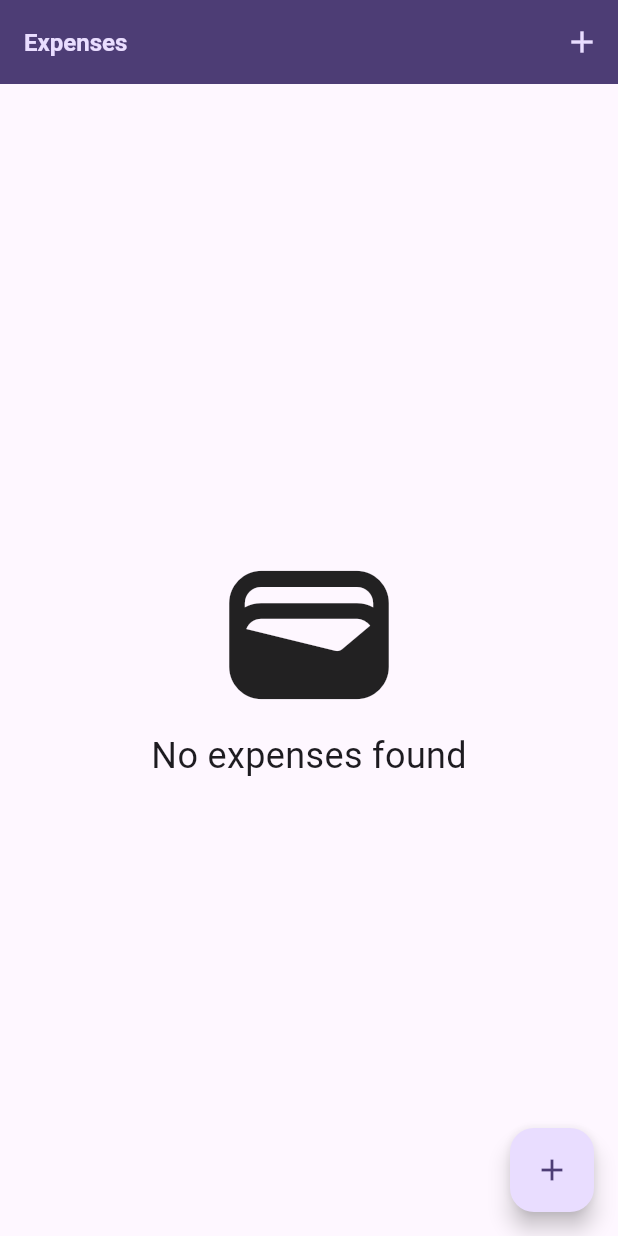
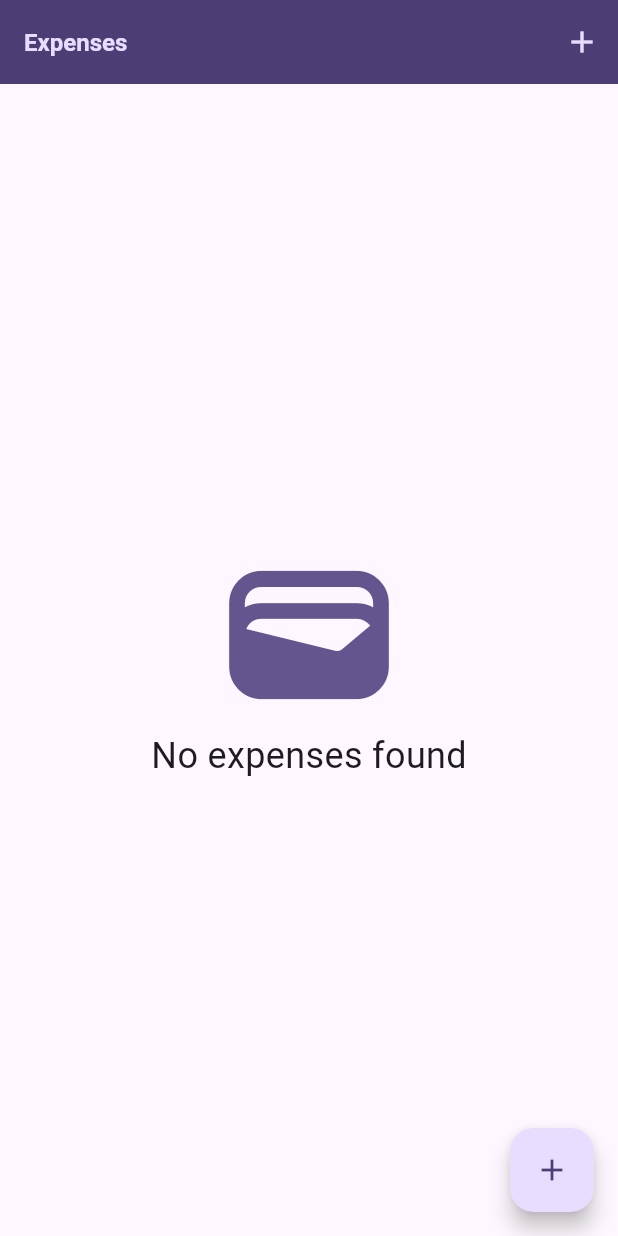
Before and after one commit to cadu-miranda/expense_tracker, a Flutter app: the screen it shows after launch, on a phone screen of 412 x 824 dp. Run offline on Flutter 3.47's test engine with Material 3 defaults, Android fonts, the phone set to English and light mode, and no system bars.

Commit message:
Refactor expense management: replace ExpenseManager with ExpenseBucket, update ExpensesScreen, and enhance dark theme; increment version to 1.5.0

```diff
--- a/lib/managers/expense_manager.dart
+++ /dev/null
@@ -1,11 +0,0 @@
-import 'package:expense_tracker/models/expense.dart';
-
-class ExpenseManager {
-  final List<Expense> expenses;
-
-  ExpenseManager(this.expenses);
-
-  double get totalExpenses {
-    return expenses.fold(0, (sum, expense) => sum + expense.amount);
-  }
-}
--- a/lib/screens/expenses.dart
+++ b/lib/screens/expenses.dart
@@ -1,12 +1,9 @@
-import 'package:expense_tracker/managers/expense_manager.dart';
 import 'package:expense_tracker/models/expense.dart';
 import 'package:expense_tracker/screens/add_expense.dart';
 import 'package:expense_tracker/widgets/expenses_list.dart';
 import 'package:flutter/material.dart';
 
 final today = DateTime.now();
-
-late final ExpenseManager expensesManager;
 
 class ExpensesScreen extends StatefulWidget {
   const ExpensesScreen({super.key});
@@ -21,8 +18,6 @@ class _ExpensesState extends State<ExpensesScreen> {
   @override
   void initState() {
     super.initState();
-
-    expensesManager = ExpenseManager(_registeredExpenses);
   }
 
   void _addExpense(Expense expense) {
@@ -66,15 +61,16 @@ class _ExpensesState extends State<ExpensesScreen> {
     Widget mainContent;
 
     if (_registeredExpenses.isEmpty) {
-      mainContent = const Center(
+      mainContent = Center(
           child: Column(
         mainAxisAlignment: MainAxisAlignment.center,
         children: [
           Icon(
             Icons.wallet,
             size: 128,
+            color: Theme.of(context).colorScheme.primary,
           ),
-          Text(
+          const Text(
             "No expenses found",
             style: TextStyle(
               fontSize: 24,
--- a/pubspec.yaml
+++ b/pubspec.yaml
@@ -16,7 +16,7 @@ publish_to: 'none' # Remove this line if you wish to publish to pub.dev
 # https://developer.apple.com/library/archive/documentation/General/Reference/InfoPlistKeyReference/Articles/CoreFoundationKeys.html
 # In Windows, build-name is used as the major, minor, and patch parts
 # of the product and file versions while build-number is used as the build suffix.
-version: 1.4.0+1
+version: 1.5.0+1
 
 environment:
   sdk: ^3.5.4
```
Also changed, not shown: lib/main.dart (+13 -13 lines), lib/models/expense_bucket.dart (added, +21 -0 lines).
